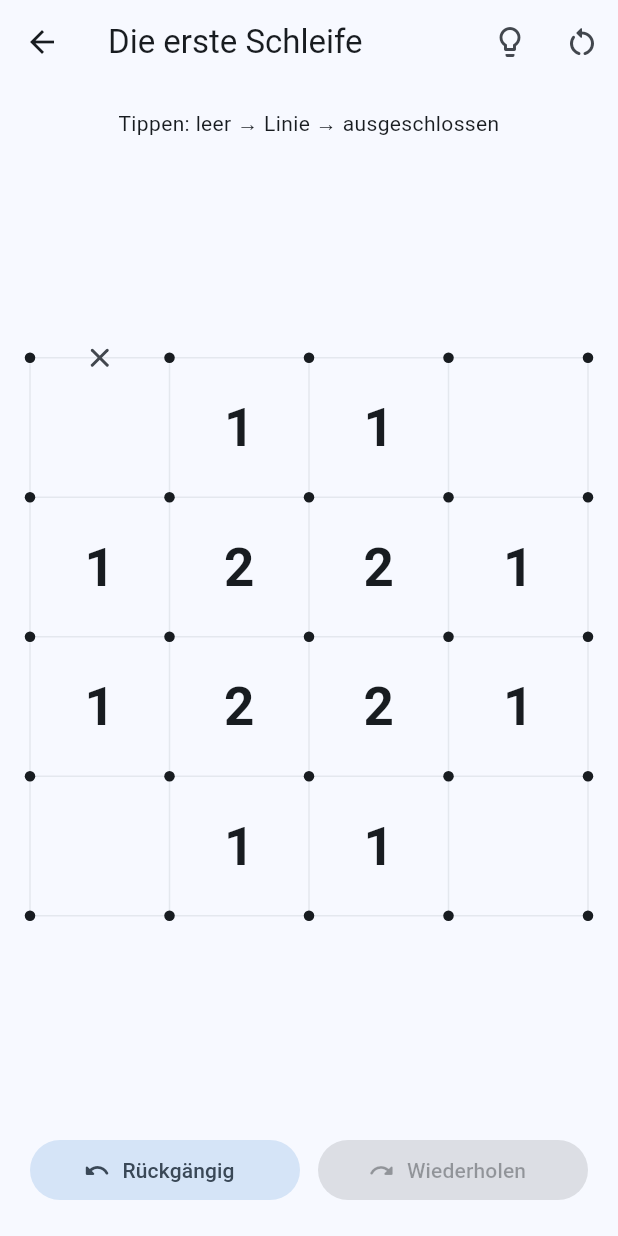
After one commit to heinrichheinrichson-bit/PROJECT_LOGIC, a Flutter app: the SlitherlinkGameScreen screen opened directly, after a tap on the "lightbulb outline" icon, on a phone screen of 412 x 824 dp. The commit adds this screen. Run offline on Flutter 3.47's test engine with Material 3 defaults, Android fonts, the phone set to English and light mode, and no system bars; our stand-ins replace shared_preferences; accounts and stored records are empty.

Commit message:
Introduce playable Slitherlink foundation

```diff
--- /dev/null
+++ b/lib/slitherlink_foundation.dart
@@ -0,0 +1,561 @@
+import 'package:flutter/material.dart';
+
+import 'core/presentation/confirm_restart_dialog.dart';
+
+enum SlitherEdgeMark { empty, line, blocked }
+
+@immutable
+class SlitherEdge {
+  const SlitherEdge.horizontal(this.row, this.column) : horizontal = true;
+  const SlitherEdge.vertical(this.row, this.column) : horizontal = false;
+
+  final bool horizontal;
+  final int row;
+  final int column;
+
+  String get id => '${horizontal ? 'h' : 'v'}:$row:$column';
+}
+
+@immutable
+class SlitherlinkPuzzle {
+  const SlitherlinkPuzzle({
+    required this.id,
+    required this.title,
+    required this.rows,
+    required this.columns,
+    required this.clues,
+    required this.solution,
+  });
+
+  final String id;
+  final String title;
+  final int rows;
+  final int columns;
+  final List<List<int?>> clues;
+  final Set<String> solution;
+}
+
+const slitherlinkTutorialPuzzle = SlitherlinkPuzzle(
+  id: 'slitherlink_tutorial_01',
+  title: 'Die erste Schleife',
+  rows: 4,
+  columns: 4,
+  clues: [
+    [null, 1, 1, null],
+    [1, 2, 2, 1],
+    [1, 2, 2, 1],
+    [null, 1, 1, null],
+  ],
+  solution: {
+    'h:1:1',
+    'h:1:2',
+    'h:3:1',
+    'h:3:2',
+    'v:1:1',
+    'v:2:1',
+    'v:1:3',
+    'v:2:3',
+  },
+);
+
+class SlitherlinkState {
+  const SlitherlinkState({required this.puzzle, this.marks = const {}});
+
+  final SlitherlinkPuzzle puzzle;
+  final Map<String, SlitherEdgeMark> marks;
+
+  SlitherEdgeMark markAt(SlitherEdge edge) =>
+      marks[edge.id] ?? SlitherEdgeMark.empty;
+
+  SlitherlinkState cycle(SlitherEdge edge) {
+    final current = markAt(edge);
+    final next = switch (current) {
+      SlitherEdgeMark.empty => SlitherEdgeMark.line,
+      SlitherEdgeMark.line => SlitherEdgeMark.blocked,
+      SlitherEdgeMark.blocked => SlitherEdgeMark.empty,
+    };
+    final updated = Map<String, SlitherEdgeMark>.from(marks);
+    if (next == SlitherEdgeMark.empty) {
+      updated.remove(edge.id);
+    } else {
+      updated[edge.id] = next;
+    }
+    return SlitherlinkState(puzzle: puzzle, marks: updated);
+  }
+
+  Iterable<String> get lineIds => marks.entries
+      .where((entry) => entry.value == SlitherEdgeMark.line)
+      .map((entry) => entry.key);
+
+  int linesAround(int row, int column) {
+    final ids = [
+      'h:$row:$column',
+      'h:${row + 1}:$column',
+      'v:$row:$column',
+      'v:$row:${column + 1}',
+    ];
+    return ids.where((id) => marks[id] == SlitherEdgeMark.line).length;
+  }
+
+  bool clueSatisfied(int row, int column) {
+    final clue = puzzle.clues[row][column];
+    return clue == null || linesAround(row, column) == clue;
+  }
+
+  bool get isSolved {
+    for (var row = 0; row < puzzle.rows; row++) {
+      for (var column = 0; column < puzzle.columns; column++) {
+        if (!clueSatisfied(row, column)) return false;
+      }
+    }
+    final lines = lineIds.toSet();
+    if (lines.isEmpty) return false;
+    final adjacency = <String, Set<String>>{};
+    for (final id in lines) {
+      final points = _edgePoints(id);
+      adjacency.putIfAbsent(points.$1, () => {}).add(points.$2);
+      adjacency.putIfAbsent(points.$2, () => {}).add(points.$1);
+    }
+    if (adjacency.values.any((neighbors) => neighbors.length != 2)) {
+      return false;
+    }
+    final visited = <String>{};
+    final pending = <String>[adjacency.keys.first];
+    while (pending.isNotEmpty) {
+      final point = pending.removeLast();
+      if (!visited.add(point)) continue;
+      pending
+          .addAll(adjacency[point]!.where((next) => !visited.contains(next)));
+    }
+    return visited.length == adjacency.length;
+  }
+
+  static (String, String) _edgePoints(String id) {
+    final parts = id.split(':');
+    final row = int.parse(parts[1]);
+    final column = int.parse(parts[2]);
+    return parts[0] == 'h'
+        ? ('$row:$column', '$row:${column + 1}')
+        : ('$row:$column', '${row + 1}:$column');
+  }
+}
+
+class SlitherlinkHubScreen extends StatelessWidget {
+  const SlitherlinkHubScreen({super.key});
+
+  @override
+  Widget build(BuildContext context) => Scaffold(
+        appBar: AppBar(title: const Text('Slitherlink')),
+        body: Center(
+          child: ListView(
+            padding: const EdgeInsets.all(24),
+            children: [
+              ConstrainedBox(
+                constraints: const BoxConstraints(maxWidth: 560),
+                child: Column(
+                  crossAxisAlignment: CrossAxisAlignment.stretch,
+                  children: [
+                    Card(
+                      color: Theme.of(context).colorScheme.primaryContainer,
+                      child: const Padding(
+                        padding: EdgeInsets.all(20),
+                        child: Column(
+                          children: [
+                            Icon(Icons.gesture_rounded, size: 44),
+                            SizedBox(height: 12),
+                            Text(
+                              'Eine einzige Schleife',
+                              style: TextStyle(
+                                fontSize: 22,
+                                fontWeight: FontWeight.w800,
+                              ),
+                            ),
+                            SizedBox(height: 6),
+                            Text(
+                              'Verbinde die Punkte zu einer geschlossenen Schleife. Zahlen verraten, wie viele Seiten eines Feldes dazugehören.',
+                              textAlign: TextAlign.center,
+                            ),
+                          ],
+                        ),
+                      ),
+                    ),
+                    const SizedBox(height: 18),
+                    Card(
+                      child: ListTile(
+                        leading: const CircleAvatar(
+                          child: Icon(Icons.school_outlined),
+                        ),
+                        title: const Text('Die erste Schleife'),
+                        subtitle: const Text('Interaktiver Einstieg · 4 × 4'),
+                        trailing: const Icon(Icons.play_arrow_rounded),
+                        onTap: () => Navigator.of(context).push(
+                          MaterialPageRoute<void>(
+                            builder: (_) => const SlitherlinkGameScreen(
+                              puzzle: slitherlinkTutorialPuzzle,
+                            ),
+                          ),
+                        ),
+                      ),
+                    ),
+                    const SizedBox(height: 18),
+                    const Card(
+                      child: ListTile(
+                        leading: Icon(Icons.construction_outlined),
+                        title: Text('Rätselsammlung im Aufbau'),
+                        subtitle: Text(
+                          'Als Nächstes folgen Kapitel, Schwierigkeitsgrade und Zufallsrätsel.',
+                        ),
+                      ),
+                    ),
+                  ],
+                ),
+              ),
+            ],
+          ),
+        ),
+      );
+}
+
+class SlitherlinkGameScreen extends StatefulWidget {
+  const SlitherlinkGameScreen({required this.puzzle, super.key});
+
+  final SlitherlinkPuzzle puzzle;
+
+  @override
+  State<SlitherlinkGameScreen> createState() => _SlitherlinkGameScreenState();
+}
+
+class _SlitherlinkGameScreenState extends State<SlitherlinkGameScreen> {
+  late SlitherlinkState _state;
+  final List<SlitherlinkState> _history = [];
+  final List<SlitherlinkState> _redo = [];
+  bool _completionShown = false;
+
+  @override
+  void initState() {
+    super.initState();
+    _state = SlitherlinkState(puzzle: widget.puzzle);
+  }
+
+  void _cycle(SlitherEdge edge) {
+    if (_completionShown) return;
+    setState(() {
+      _history.add(_state);
+      _state = _state.cycle(edge);
+      _redo.clear();
+    });
+    if (_state.isSolved) _showCompletion();
+  }
+
+  void _undo() {
+    if (_history.isEmpty || _completionShown) return;
+    setState(() {
+      _redo.add(_state);
+      _state = _history.removeLast();
+    });
+  }
+
+  void _redoMove() {
+    if (_redo.isEmpty || _completionShown) return;
+    setState(() {
+      _history.add(_state);
+      _state = _redo.removeLast();
+    });
+    if (_state.isSolved) _showCompletion();
+  }
+
+  void _hint() {
+    for (final edge in _allEdges(widget.puzzle)) {
+      final expected = widget.puzzle.solution.contains(edge.id)
+          ? SlitherEdgeMark.line
+          : SlitherEdgeMark.blocked;
+      if (_state.markAt(edge) == expected) continue;
+      setState(() {
+        _history.add(_state);
+        final updated = Map<String, SlitherEdgeMark>.from(_state.marks)
+          ..[edge.id] = expected;
+        _state = SlitherlinkState(puzzle: widget.puzzle, marks: updated);
+        _redo.clear();
+      });
+      if (_state.isSolved) _showCompletion();
+      return;
+    }
+  }
+
+  Future<void> _restart() async {
+    if (!await confirmPuzzleRestart(context) || !mounted) return;
+    setState(() {
+      _history.add(_state);
+      _state = SlitherlinkState(puzzle: widget.puzzle);
+      _redo.clear();
+      _completionShown = false;
+    });
+  }
+
+  Future<void> _showCompletion() async {
+    if (_completionShown) return;
+    _completionShown = true;
+    await showDialog<void>(
+      context: context,
+      barrierDismissible: false,
+      builder: (dialogContext) => AlertDialog(
+        icon: const Icon(Icons.celebration_rounded),
+        title: const Text('Schleife vollendet!'),
+        content: const Text(
+          'Alle Zahlen stimmen und die Linie bildet genau eine geschlossene Schleife.',
+          textAlign: TextAlign.center,
+        ),
+        actions: [
+          TextButton(
+            onPressed: () => Navigator.of(dialogContext).pop(),
+            child: const Text('Brett ansehen'),
+          ),
+          FilledButton(
+            onPressed: () {
+              Navigator.of(dialogContext).pop();
+              Navigator.of(context).pop();
+            },
+            child: const Text('Slitherlink verlassen'),
+          ),
+        ],
+      ),
+    );
+  }
+
+  @override
+  Widget build(BuildContext context) => Scaffold(
+        appBar: AppBar(
+          title: Text(widget.puzzle.title),
+          actions: [
+            IconButton(
+              tooltip: 'Hinweis',
+              onPressed: _completionShown ? null : _hint,
+              icon: const Icon(Icons.lightbulb_outline),
+            ),
+            IconButton(
+              tooltip: 'Neu starten',
+              onPressed: _restart,
+              icon: const Icon(Icons.restart_alt_rounded),
+            ),
+          ],
+        ),
+        body: SafeArea(
+          child: Column(
+            children: [
+              const Padding(
+                padding: EdgeInsets.fromLTRB(20, 16, 20, 8),
+                child: Text(
+                  'Tippen: leer → Linie → ausgeschlossen',
+                  textAlign: TextAlign.center,
+                ),
+              ),
+              Expanded(
+                child: Center(
+                  child: Padding(
+                    padding: const EdgeInsets.all(20),
+                    child: AspectRatio(
+                      aspectRatio: widget.puzzle.columns / widget.puzzle.rows,
+                      child: SlitherlinkBoard(
+                        state: _state,
+                        enabled: !_completionShown,
+                        onEdgeTap: _cycle,
+                      ),
+                    ),
+                  ),
+                ),
+              ),
+              Padding(
+                padding: const EdgeInsets.fromLTRB(20, 8, 20, 20),
+                child: Row(
+                  children: [
+                    Expanded(
+                      child: FilledButton.tonalIcon(
+                        onPressed: _history.isEmpty ? null : _undo,
+                        icon: const Icon(Icons.undo_rounded),
+                        label: const Text('Rückgängig'),
+                      ),
+                    ),
+                    const SizedBox(width: 12),
+                    Expanded(
+                      child: FilledButton.tonalIcon(
+                        onPressed: _redo.isEmpty ? null : _redoMove,
+                        icon: const Icon(Icons.redo_rounded),
+                        label: const Text('Wiederholen'),
+                      ),
+                    ),
+                  ],
+                ),
+              ),
+            ],
+          ),
+        ),
+      );
+}
+
+class SlitherlinkBoard extends StatelessWidget {
+  const SlitherlinkBoard({
+    required this.state,
+    required this.enabled,
+    required this.onEdgeTap,
+    super.key,
+  });
+
+  final SlitherlinkState state;
+  final bool enabled;
+  final ValueChanged<SlitherEdge> onEdgeTap;
+
+  @override
+  Widget build(BuildContext context) => LayoutBuilder(
+        builder: (context, constraints) {
+          final size = Size(constraints.maxWidth, constraints.maxHeight);
+          return GestureDetector(
+            behavior: HitTestBehavior.opaque,
+            onTapUp: enabled
+                ? (details) => onEdgeTap(_nearestEdge(
+                      details.localPosition,
+                      size,
+                      state.puzzle,
+                    ))
+                : null,
+            child: CustomPaint(
+              painter: _SlitherlinkPainter(
+                state: state,
+                colors: Theme.of(context).colorScheme,
+              ),
+              size: Size.infinite,
+            ),
+          );
+        },
+      );
+
+  static SlitherEdge _nearestEdge(
+    Offset position,
+    Size size,
+    SlitherlinkPuzzle puzzle,
+  ) {
+    final cellWidth = size.width / puzzle.columns;
+    final cellHeight = size.height / puzzle.rows;
+    final gridX = position.dx / cellWidth;
+    final gridY = position.dy / cellHeight;
+    final nearestColumn = gridX.round().clamp(0, puzzle.columns);
+    final nearestRow = gridY.round().clamp(0, puzzle.rows);
+    final horizontalDistance = (gridY - nearestRow).abs();
+    final verticalDistance = (gridX - nearestColumn).abs();
+    if (horizontalDistance <= verticalDistance) {
+      return SlitherEdge.horizontal(
+        nearestRow,
+        gridX.floor().clamp(0, puzzle.columns - 1),
+      );
+    }
+    return SlitherEdge.vertical(
+      gridY.floor().clamp(0, puzzle.rows - 1),
+      nearestColumn,
+    );
+  }
+}
+
+class _SlitherlinkPainter extends CustomPainter {
+  const _SlitherlinkPainter({required this.state, required this.colors});
+
+  final SlitherlinkState state;
+  final ColorScheme colors;
+
+  @override
+  void paint(Canvas canvas, Size size) {
+    final puzzle = state.puzzle;
+    final dx = size.width / puzzle.columns;
+    final dy = size.height / puzzle.rows;
+    final faint = Paint()
+      ..color = colors.outlineVariant.withValues(alpha: 0.35)
+      ..strokeWidth = 1;
+    final line = Paint()
+      ..color = colors.primary
+      ..strokeWidth = 5
+      ..strokeCap = StrokeCap.round;
+    final blocked = Paint()
+      ..color = colors.onSurfaceVariant
+      ..strokeWidth = 2
+      ..strokeCap = StrokeCap.round;
+    final dot = Paint()..color = colors.onSurface;
+    final textPainter = TextPainter(textDirection: TextDirection.ltr);
+
+    for (var row = 0; row < puzzle.rows; row++) {
+      for (var column = 0; column < puzzle.columns; column++) {
+        final clue = puzzle.clues[row][column];
+        if (clue != null) {
+          final satisfied = state.clueSatisfied(row, column);
+          textPainter.text = TextSpan(
+            text: '$clue',
+            style: TextStyle(
+              color: satisfied && state.lineIds.isNotEmpty
+                  ? colors.primary
+                  : colors.onSurface,
+              fontSize: (dx < dy ? dx : dy) * 0.38,
+              fontWeight: FontWeight.w700,
+            ),
+          );
+          textPainter.layout();
+          textPainter.paint(
+            canvas,
+            Offset(
+              (column + 0.5) * dx - textPainter.width / 2,
+              (row + 0.5) * dy - textPainter.height / 2,
+            ),
+          );
+        }
+      }
+    }
+
+    for (final edge in _allEdges(puzzle)) {
+      final start = edge.horizontal
+          ? Offset(edge.column * dx, edge.row * dy)
+          : Offset(edge.column * dx, edge.row * dy);
+      final end = edge.horizontal
+          ? Offset((edge.column + 1) * dx, edge.row * dy)
+          : Offset(edge.column * dx, (edge.row + 1) * dy);
+      final mark = state.markAt(edge);
+      if (mark == SlitherEdgeMark.line) {
+        canvas.drawLine(start, end, line);
+      } else {
+        canvas.drawLine(start, end, faint);
+        if (mark == SlitherEdgeMark.blocked) {
+          final center =
+              Offset((start.dx + end.dx) / 2, (start.dy + end.dy) / 2);
+          const radius = 5.0;
+          canvas.drawLine(
+            center.translate(-radius, -radius),
+            center.translate(radius, radius),
+            blocked,
+          );
+          canvas.drawLine(
+            center.translate(radius, -radius),
+            center.translate(-radius, radius),
+            blocked,
+          );
+        }
+      }
+    }
+    for (var row = 0; row <= puzzle.rows; row++) {
+      for (var column = 0; column <= puzzle.columns; column++) {
+        canvas.drawCircle(Offset(column * dx, row * dy), 3.5, dot);
+      }
+    }
+  }
+
+  @override
+  bool shouldRepaint(covariant _SlitherlinkPainter oldDelegate) =>
+      oldDelegate.state != state || oldDelegate.colors != colors;
+}
+
+Iterable<SlitherEdge> _allEdges(SlitherlinkPuzzle puzzle) sync* {
+  for (var row = 0; row <= puzzle.rows; row++) {
+    for (var column = 0; column < puzzle.columns; column++) {
+      yield SlitherEdge.horizontal(row, column);
+    }
+  }
+  for (var row = 0; row < puzzle.rows; row++) {
+    for (var column = 0; column <= puzzle.columns; column++) {
+      yield SlitherEdge.vertical(row, column);
+    }
+  }
+}
```
Also changed, not shown: lib/main.dart (+14 -0 lines), 1 other file.
